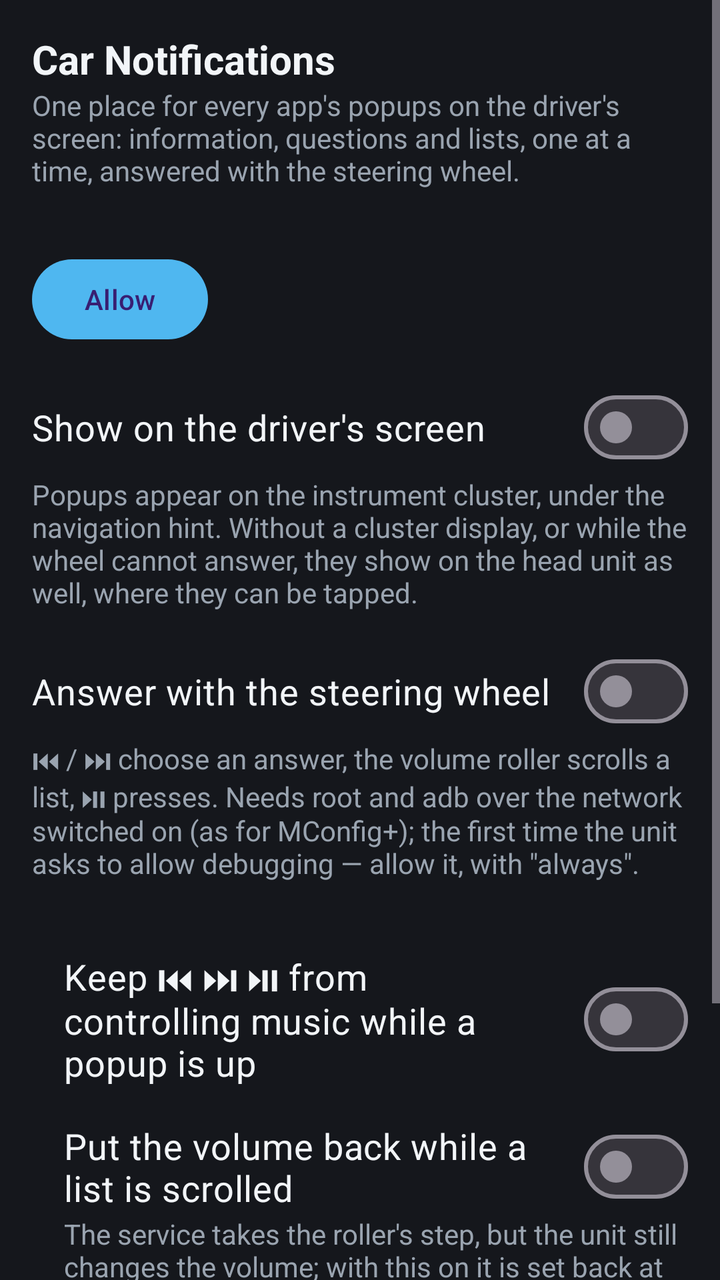
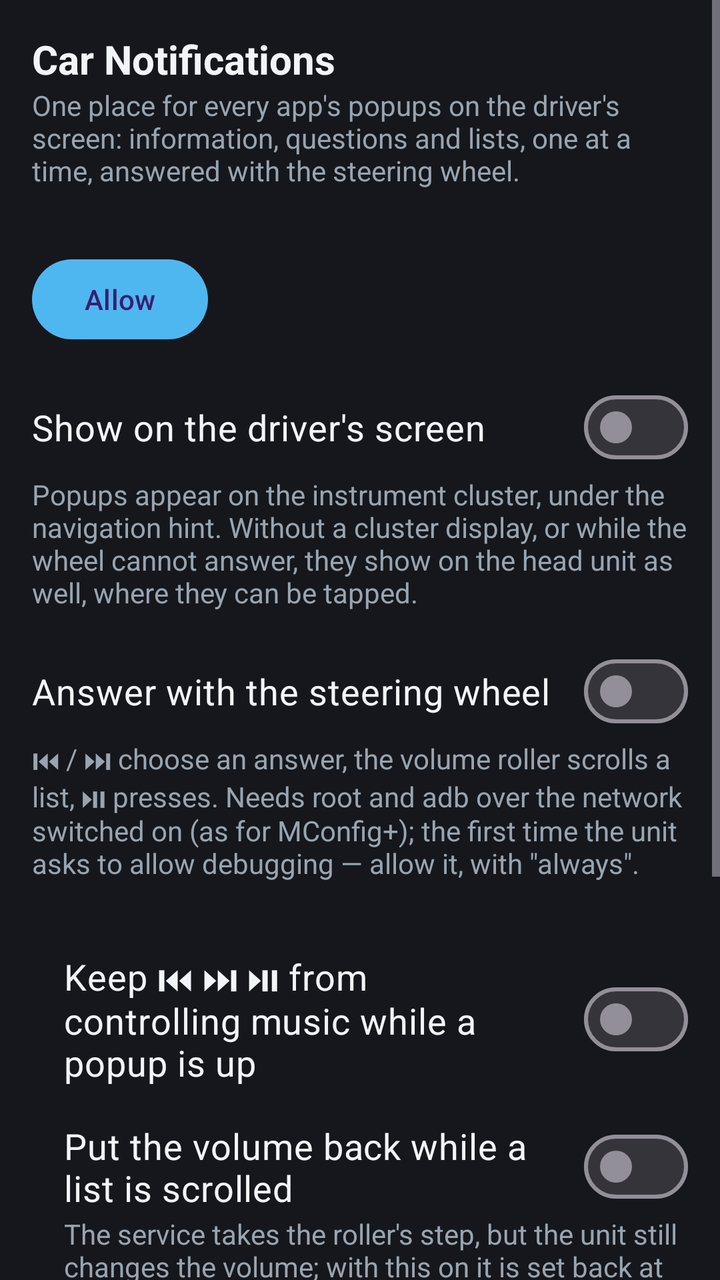

Before-and-after screenshots of an Android layout around one commit, followed by the original layout XML and the change that was made.
<!-- AndroidManifest.xml: application theme Theme.Notify -->
<!-- res/layout/activity_main.xml -->
<?xml version="1.0" encoding="utf-8"?>
<ScrollView xmlns:android="http://schemas.android.com/apk/res/android"
    android:layout_width="match_parent"
    android:layout_height="match_parent"
    android:background="@color/background">

    <LinearLayout
        android:layout_width="match_parent"
        android:layout_height="wrap_content"
        android:orientation="vertical"
        android:padding="16dp">

        <TextView
            style="@style/Heading"
            android:text="@string/app_name" />

        <TextView
            style="@style/Hint"
            android:text="@string/main_intro" />

        <TextView
            android:id="@+id/textOverlay"
            style="@style/Hint"
            android:layout_marginTop="12dp" />

        <Button
            android:id="@+id/btnOverlay"
            android:layout_width="wrap_content"
            android:layout_height="wrap_content"
            android:text="@string/overlay_grant" />

        <com.google.android.material.materialswitch.MaterialSwitch
            android:id="@+id/switchCluster"
            style="@style/Switch"
            android:text="@string/settings_cluster" />

        <TextView
            style="@style/Hint"
            android:text="@string/settings_cluster_hint" />

        <com.google.android.material.materialswitch.MaterialSwitch
            android:id="@+id/switchWheelKeys"
            style="@style/Switch"
            android:text="@string/settings_wheel_keys" />

        <TextView
            style="@style/Hint"
            android:text="@string/settings_wheel_keys_hint" />

        <TextView
            android:id="@+id/textWheelStatus"
            style="@style/Hint" />

        <com.google.android.material.materialswitch.MaterialSwitch
            android:id="@+id/switchMuteMedia"
            style="@style/Switch"
            android:layout_marginStart="16dp"
            android:text="@string/settings_mute_media" />

        <com.google.android.material.materialswitch.MaterialSwitch
            android:id="@+id/switchHoldVolume"
            style="@style/Switch"
            android:layout_marginStart="16dp"
            android:text="@string/settings_hold_volume" />

        <TextView
            style="@style/Hint"
            android:layout_marginStart="16dp"
            android:text="@string/settings_hold_volume_hint" />

        <TextView
            style="@style/Heading"
            android:layout_marginTop="24dp"
            android:text="@string/test_title" />

        <LinearLayout
            android:layout_width="match_parent"
            android:layout_height="wrap_content"
            android:orientation="horizontal">

            <Button
                android:id="@+id/btnTestInfo"
                android:layout_width="0dp"
                android:layout_height="wrap_content"
                android:layout_weight="1"
                android:text="@string/test_info" />

            <Button
                android:id="@+id/btnTestQuestion"
                android:layout_width="0dp"
                android:layout_height="wrap_content"
                android:layout_marginHorizontal="8dp"
                android:layout_weight="1"
                android:text="@string/test_question" />

            <Button
                android:id="@+id/btnTestList"
                android:layout_width="0dp"
                android:layout_height="wrap_content"
                android:layout_weight="1"
                android:text="@string/test_list" />
        </LinearLayout>

        <TextView
            style="@style/Hint"
            android:text="@string/test_hint" />
    </LinearLayout>
</ScrollView>
<!-- resources referenced by this layout -->
<resources>
  <color name="background">#FF15171C</color>
  <string name="app_name">Car Notifications</string>
  <string name="main_intro">One place for every app\'s popups on the driver\'s screen: information, questions and lists, one at a time, answered with the steering wheel.</string>
  <string name="overlay_grant">Allow</string>
  <string name="settings_cluster">Show on the driver\'s screen</string>
  <string name="settings_cluster_hint">Popups appear on the instrument cluster, under the navigation hint. Without a cluster display, or while the wheel cannot answer, they show on the head unit as well, where they can be tapped.</string>
  <string name="settings_hold_volume">Put the volume back while a list is scrolled</string>
  <string name="settings_hold_volume_hint">The service takes the roller\'s step, but the unit still changes the volume; with this on it is set back at once.</string>
  <string name="settings_mute_media">Keep ⏮ ⏭ ⏯ from controlling music while a popup is up</string>
  <string name="settings_wheel_keys">Answer with the steering wheel</string>
  <string name="settings_wheel_keys_hint">⏮ / ⏭ choose an answer, the volume roller scrolls a list, ⏯ presses. Needs root and adb over the network switched on (as for MConfig+); the first time the unit asks to allow debugging — allow it, with \"always\".</string>
  <string name="test_hint">Each button queues a test popup through the same door other apps use; press several to see the queue.</string>
  <string name="test_info">Info</string>
  <string name="test_list">List</string>
  <string name="test_question">Question</string>
  <string name="test_title">Try it</string>
  <style name="Heading">
          <item name="android:layout_width">match_parent</item>
          <item name="android:layout_height">wrap_content</item>
          <item name="android:textColor">@color/text_primary</item>
          <item name="android:textSize">20sp</item>
          <item name="android:textStyle">bold</item>
      </style>
  <style name="Hint">
          <item name="android:layout_width">match_parent</item>
          <item name="android:layout_height">wrap_content</item>
          <item name="android:textColor">@color/text_secondary</item>
          <item name="android:textSize">14sp</item>
      </style>
  <style name="Switch">
          <item name="android:layout_width">match_parent</item>
          <item name="android:layout_height">wrap_content</item>
          <item name="android:layout_marginTop">16dp</item>
          <item name="android:textColor">@color/text_primary</item>
          <item name="android:textSize">18sp</item>
      </style>
  <style name="Theme.Notify" parent="Theme.Material3.Dark.NoActionBar">
          <item name="colorPrimary">@color/accent</item>
          <item name="android:colorBackground">@color/background</item>
          <item name="android:windowBackground">@color/background</item>
          <item name="android:statusBarColor">@color/background</item>
      </style>
  <color name="text_primary">#FFF2F5F8</color>
  <color name="text_secondary">#FF9AA4B0</color>
  <color name="accent">#FF4FB7F0</color>
</resources>

<!-- the commit's change to res/layout/activity_main.xml (unified diff, before → after) -->
@@ -1,5 +1,6 @@
 <?xml version="1.0" encoding="utf-8"?>
 <ScrollView xmlns:android="http://schemas.android.com/apk/res/android"
+    android:id="@+id/scroll"
     android:layout_width="match_parent"
     android:layout_height="match_parent"
     android:background="@color/background">
@@ -17,6 +18,20 @@
         <TextView
             style="@style/Hint"
             android:text="@string/main_intro" />
+
+        
+        <TextView
+            android:id="@+id/textUpdatePill"
+            android:layout_width="wrap_content"
+            android:layout_height="wrap_content"
+            android:layout_marginTop="12dp"
+            android:background="@drawable/update_pill"
+            android:paddingHorizontal="12dp"
+            android:paddingVertical="6dp"
+            android:textColor="@color/background"
+            android:textSize="14sp"
+            android:textStyle="bold"
+            android:visibility="gone" />
 
         <TextView
             android:id="@+id/textOverlay"
@@ -104,5 +119,28 @@
         <TextView
             style="@style/Hint"
             android:text="@string/test_hint" />
+
+        <TextView
+            android:id="@+id/headingUpdate"
+            style="@style/Heading"
+            android:layout_marginTop="24dp"
+            android:text="@string/settings_update" />
+
+        <TextView
+            android:id="@+id/textUpdateStatus"
+            style="@style/Hint" />
+
+        <TextView
+            android:id="@+id/textUpdateNotes"
+            style="@style/Hint"
+            android:layout_marginTop="4dp"
+            android:maxLines="8"
+            android:visibility="gone" />
+
+        <Button
+            android:id="@+id/btnUpdate"
+            android:layout_width="wrap_content"
+            android:layout_height="wrap_content"
+            android:text="@string/upd_check" />
     </LinearLayout>
 </ScrollView>
<!-- resource entries referenced after the edit -->
@@ -1,6 +1,13 @@
 <!-- resources referenced by this layout -->
 <resources>
   <color name="background">#FF15171C</color>
+  <!-- drawable update_pill (drawable) -->
+  <?xml version="1.0" encoding="utf-8"?>
+  <shape xmlns:android="http://schemas.android.com/apk/res/android"
+      android:shape="rectangle">
+      <solid android:color="@color/accent" />
+      <corners android:radius="20dp" />
+  </shape>
   <string name="app_name">Car Notifications</string>
   <string name="main_intro">One place for every app\'s popups on the driver\'s screen: information, questions and lists, one at a time, answered with the steering wheel.</string>
   <string name="overlay_grant">Allow</string>
@@ -9,6 +16,7 @@
   <string name="settings_hold_volume">Put the volume back while a list is scrolled</string>
   <string name="settings_hold_volume_hint">The service takes the roller\'s step, but the unit still changes the volume; with this on it is set back at once.</string>
   <string name="settings_mute_media">Keep ⏮ ⏭ ⏯ from controlling music while a popup is up</string>
+  <string name="settings_update">Update</string>
   <string name="settings_wheel_keys">Answer with the steering wheel</string>
   <string name="settings_wheel_keys_hint">⏮ / ⏭ choose an answer, the volume roller scrolls a list, ⏯ presses. Needs root and adb over the network switched on (as for MConfig+); the first time the unit asks to allow debugging — allow it, with \"always\".</string>
   <string name="test_hint">Each button queues a test popup through the same door other apps use; press several to see the queue.</string>
@@ -16,6 +24,7 @@
   <string name="test_list">List</string>
   <string name="test_question">Question</string>
   <string name="test_title">Try it</string>
+  <string name="upd_check">Check for updates</string>
   <style name="Heading">
           <item name="android:layout_width">match_parent</item>
           <item name="android:layout_height">wrap_content</item>
